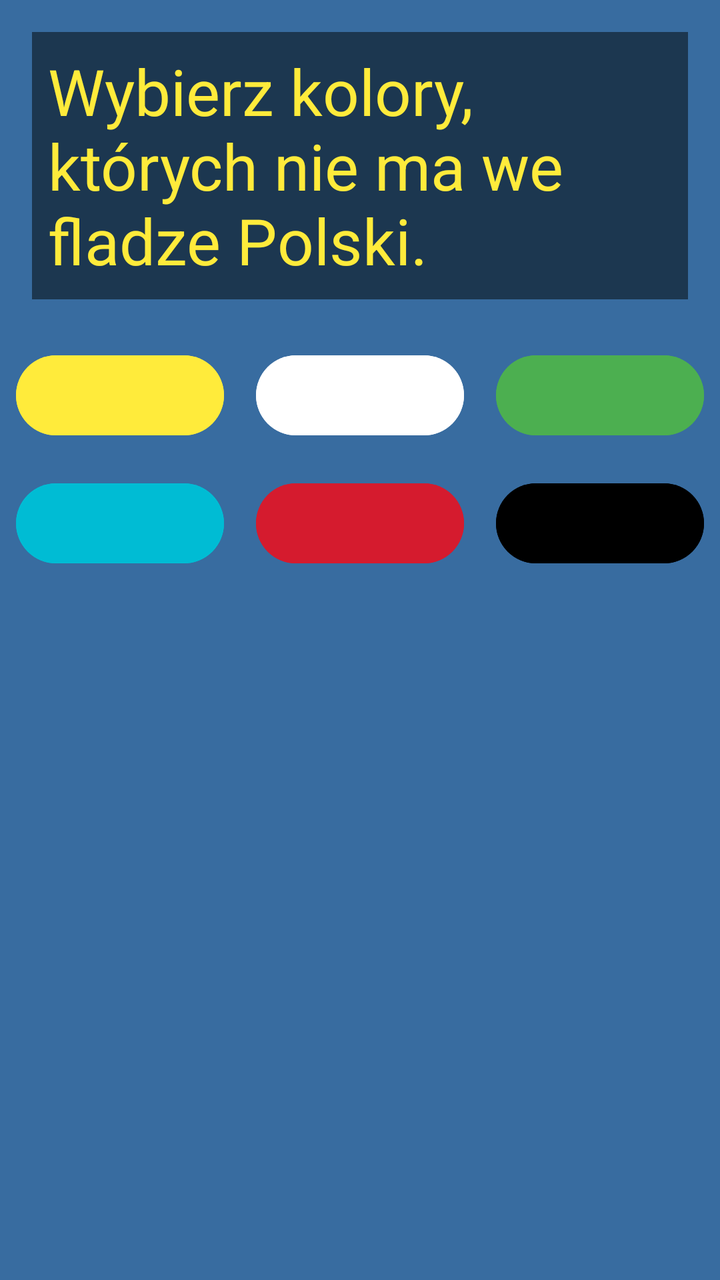
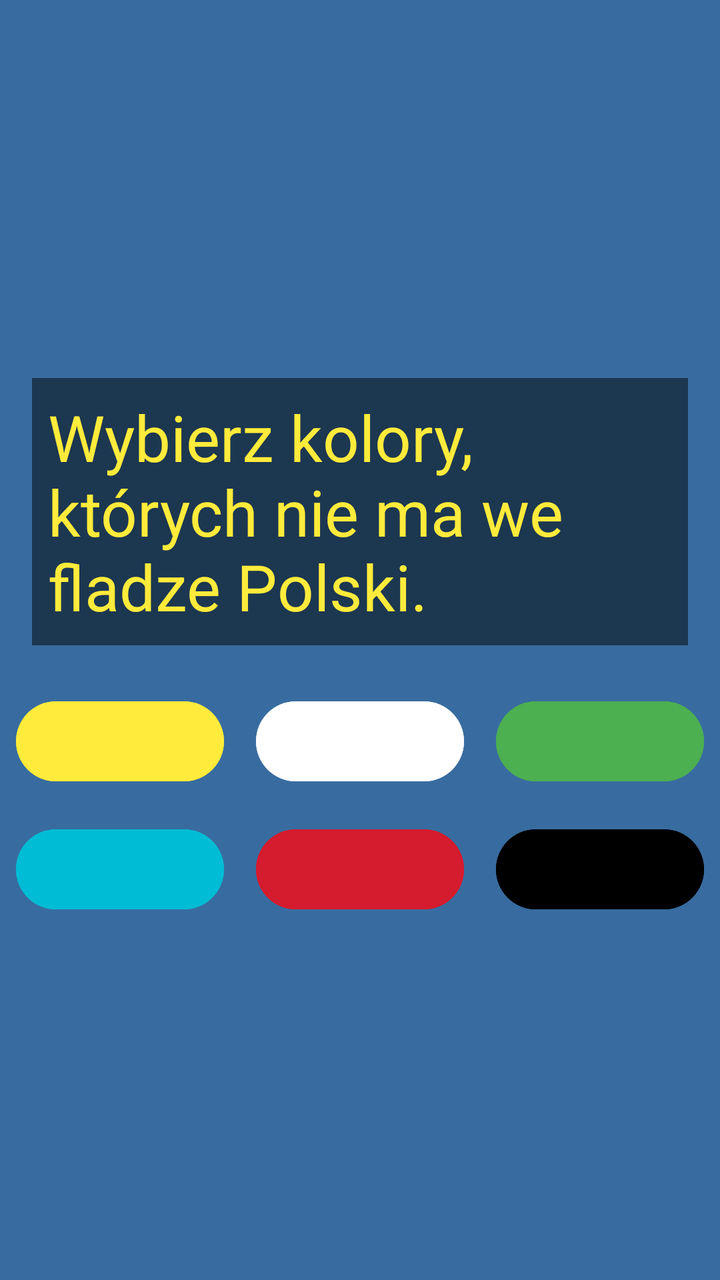

Two renders of the same Android screen: before a commit and after it. Below are the layout's source before the change and the commit's diff.
<!-- AndroidManifest.xml: application theme Theme.TestFlagi3Pgr2 -->
<!-- res/layout/activity_main.xml -->
<?xml version="1.0" encoding="utf-8"?>
<LinearLayout xmlns:android="http://schemas.android.com/apk/res/android"
    xmlns:app="http://schemas.android.com/apk/res-auto"
    xmlns:tools="http://schemas.android.com/tools"
    android:id="@+id/main"
    android:layout_width="match_parent"
    android:layout_height="match_parent"
    android:orientation="vertical"
    android:background="#386CA0"
    tools:context=".MainActivity">
    

    <TextView
        android:layout_width="match_parent"
        android:layout_height="wrap_content"
        android:textSize="32sp"
        android:layout_margin="16dp"
        android:padding="8dp"
        android:textColor="#FFEB3B"
        android:background="#1C3750"
        android:text="Wybierz kolory, których nie ma we fladze Polski." />

    <LinearLayout
        android:layout_width="match_parent"
        android:layout_height="wrap_content"
        android:orientation="horizontal">

        <Button
            android:id="@+id/button"
            android:layout_width="wrap_content"
            android:layout_height="wrap_content"
            android:backgroundTint="#FFEB3B"
            android:layout_weight="1"
            android:layout_margin="8dp"
            android:text="" />

        <Button
            android:id="@+id/button2"
            android:layout_width="wrap_content"
            android:layout_height="wrap_content"
            android:backgroundTint="@color/white"
            android:layout_weight="1"
            android:layout_margin="8dp"
            android:text="" />


        <Button
            android:id="@+id/button3"
            android:layout_width="wrap_content"
            android:layout_height="wrap_content"
            android:layout_weight="1"
            android:backgroundTint="#4CAF50"
            android:layout_margin="8dp"
            android:text="" />
    </LinearLayout>

    <LinearLayout
        android:layout_width="match_parent"
        android:layout_height="wrap_content"
        android:orientation="horizontal">

        <Button
            android:id="@+id/button4"
            android:layout_width="wrap_content"
            android:layout_height="wrap_content"
            android:layout_weight="1"
            android:backgroundTint="#00BCD4"
            android:layout_margin="8dp"
            android:text=""  />

        <Button
            android:id="@+id/button5"
            android:layout_width="wrap_content"
            android:layout_height="wrap_content"
            android:layout_weight="1"
            android:backgroundTint="#D51B2E"
            android:layout_margin="8dp"
            android:text="" />

        <Button
            android:id="@+id/button6"
            android:layout_width="wrap_content"
            android:layout_height="wrap_content"
            android:layout_weight="1"
            android:backgroundTint="@color/black"
            android:layout_margin="8dp"
            android:text=""  />
    </LinearLayout>

</LinearLayout>
<!-- resources referenced by this layout -->
<resources>
  <color name="black">#FF000000</color>
  <color name="white">#FFFFFFFF</color>
  <style name="Theme.TestFlagi3Pgr2" parent="Base.Theme.TestFlagi3Pgr2" />
  <style name="Base.Theme.TestFlagi3Pgr2" parent="Theme.Material3.DayNight.NoActionBar">
          
          
      </style>
</resources>

<!-- the commit's change to res/layout/activity_main.xml (unified diff, before → after) -->
@@ -7,6 +7,7 @@
     android:layout_height="match_parent"
     android:orientation="vertical"
     android:background="#386CA0"
+    android:gravity="center"
     tools:context=".MainActivity">
     
 
@@ -41,6 +42,7 @@
             android:backgroundTint="@color/white"
             android:layout_weight="1"
             android:layout_margin="8dp"
+            android:onClick="sprawdzOK"
             android:text="" />
 
 
@@ -75,6 +77,7 @@
             android:layout_weight="1"
             android:backgroundTint="#D51B2E"
             android:layout_margin="8dp"
+            android:onClick="sprawdzOK"
             android:text="" />
 
         <Button
